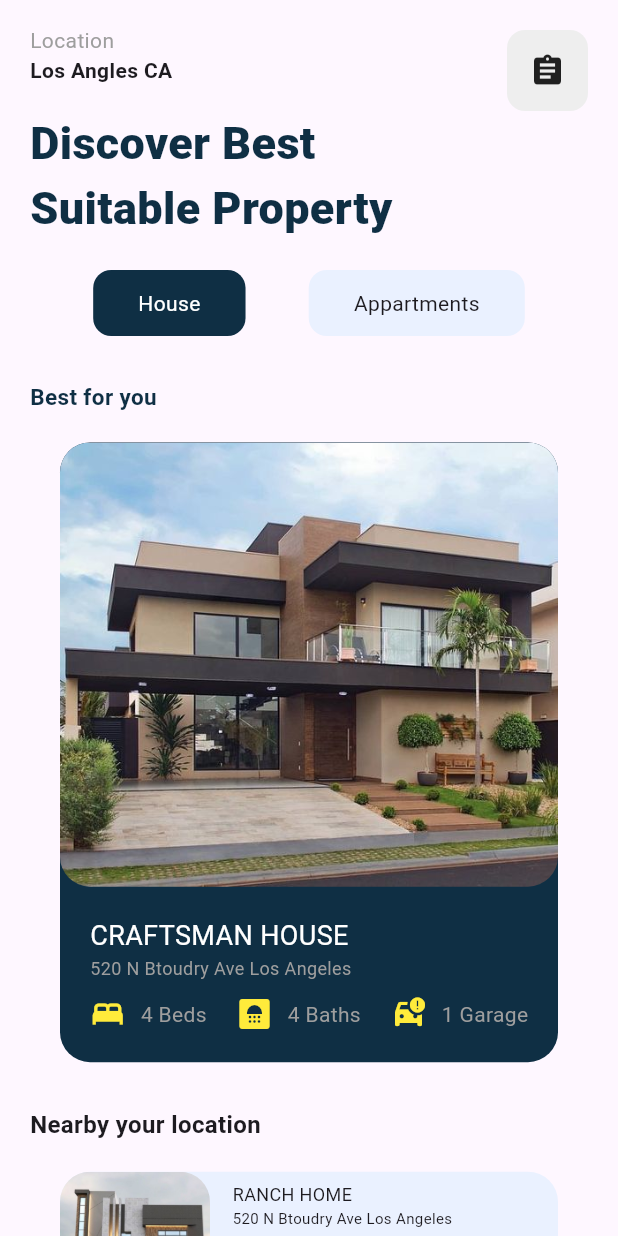
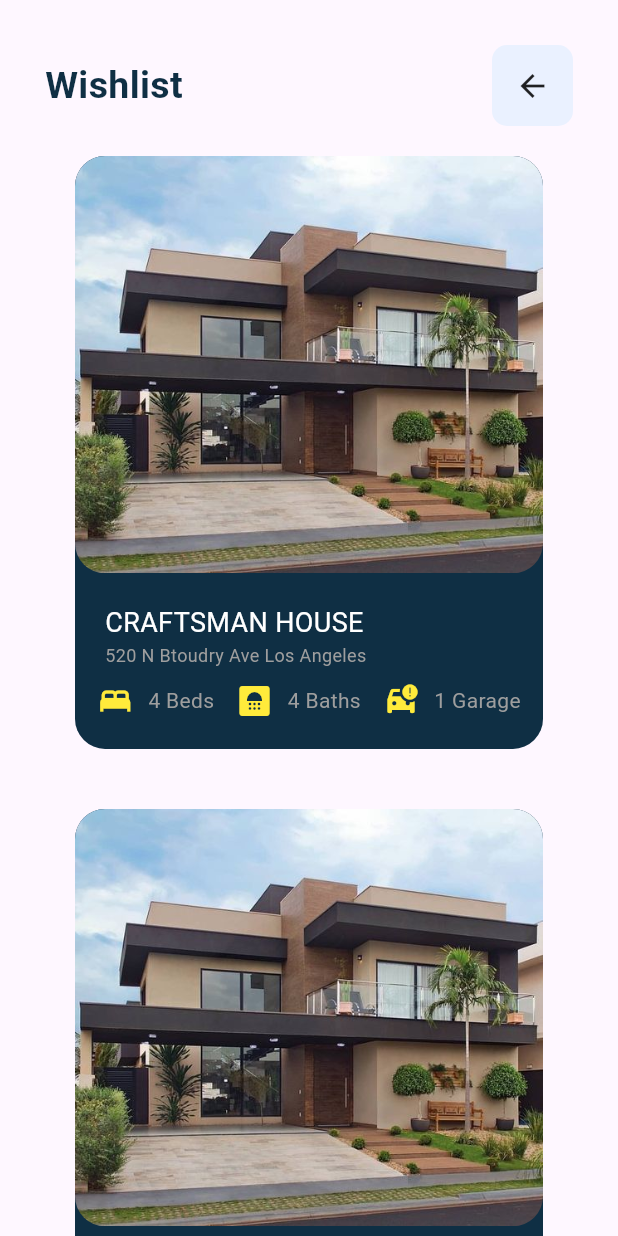
Before and after one commit to Muhammad-Usman08/Flutter-Assignment, a Flutter app: the screen it shows after launch, on a phone screen of 412 x 824 dp. Run offline on Flutter 3.47's test engine with Material 3 defaults, Android fonts, the phone set to English and light mode, and no system bars.

Commit message:
one screen left

```diff
--- a/Assignment-6/myapp/lib/components/container.dart
+++ b/Assignment-6/myapp/lib/components/container.dart
@@ -2,12 +2,12 @@ import 'package:flutter/material.dart';
 
 class MyContainer extends StatelessWidget {
   final dynamic image;
-  const MyContainer({super.key , required this.image});
+  const MyContainer({super.key, required this.image});
 
   @override
   Widget build(BuildContext context) {
     return Container(
-      margin: const EdgeInsets.only(left: 20, right: 20, top: 20 , bottom: 30),
+      margin: const EdgeInsets.only(left: 20, right: 20, top: 20, bottom: 20),
       decoration: BoxDecoration(
           color: const Color(0xFF0F2F44),
           borderRadius: BorderRadius.circular(20)),
@@ -16,7 +16,9 @@ class MyContainer extends StatelessWidget {
         children: [
           ClipRRect(
             borderRadius: BorderRadius.circular(20),
-            child: Image.asset('$image'),
+            child: Image.asset(
+              '$image',
+            ),
           ),
           Container(
             margin: const EdgeInsets.only(left: 20, top: 20),
--- a/Assignment-6/myapp/lib/main.dart
+++ b/Assignment-6/myapp/lib/main.dart
@@ -1,5 +1,7 @@
 import 'package:flutter/material.dart';
-import 'package:myapp/screens/discover_screens.dart';
+// import 'package:myapp/screens/details.dart';
+import 'package:myapp/screens/wish_list.dart';
+// import 'package:myapp/screens/discover_screens.dart';
 // import 'package:myapp/screens/login.dart';
 
 void main() {
@@ -14,7 +16,7 @@ class MyApp extends StatelessWidget {
     return const MaterialApp(
       debugShowCheckedModeBanner: false,
       title: 'Property App',
-      home: DiscoverScreen(),
+      home: WishList(),
     );
   }
 }
--- /dev/null
+++ b/Assignment-6/myapp/lib/screens/details.dart
@@ -0,0 +1,21 @@
+import 'package:flutter/material.dart';
+
+class Details extends StatelessWidget {
+  const Details({super.key});
+
+  @override
+  Widget build(BuildContext context) {
+    return Scaffold(
+      body: Column(
+        children: [
+          ClipRRect(
+              borderRadius: BorderRadius.circular(20),
+              child: Image.asset(
+                'assets/images/house-3.jpeg',
+                width: 300,
+              ))
+        ],
+      ),
+    );
+  }
+}
--- /dev/null
+++ b/Assignment-6/myapp/lib/screens/wish_list.dart
@@ -0,0 +1,54 @@
+import 'package:flutter/material.dart';
+import 'package:myapp/components/container.dart';
+
+class WishList extends StatelessWidget {
+  const WishList({super.key});
+
+  @override
+  Widget build(BuildContext context) {
+    return Scaffold(
+      body: SingleChildScrollView(
+        child: Container(
+          margin: const EdgeInsets.only(left: 30, right: 30, bottom: 30),
+          child: Column(
+            children: [
+              //Header
+              Container(
+                margin: const EdgeInsets.only(top: 30),
+                child: Row(
+                  mainAxisAlignment: MainAxisAlignment.spaceBetween,
+                  children: [
+                    const Text(
+                      'Wishlist',
+                      style: TextStyle(
+                          color: Color(0xFF0F2F44),
+                          fontSize: 25,
+                          fontWeight: FontWeight.w600),
+                    ),
+                    GestureDetector(
+                      onTap: () {},
+                      child: Container(
+                          padding: const EdgeInsets.only(
+                              top: 15, bottom: 15, left: 15, right: 15),
+                          decoration: BoxDecoration(
+                              borderRadius: BorderRadius.circular(10.0),
+                              color: const Color(0xFFEAF1FF)),
+                          child: const Icon(Icons.arrow_back)),
+                    )
+                  ],
+                ),
+              ),
+
+              const MyContainer(
+                image: 'assets/images/house-1.jpeg',
+              ),
+              const MyContainer(
+                image: 'assets/images/house-1.jpeg',
+              ),
+            ],
+          ),
+        ),
+      ),
+    );
+  }
+}
```
Also changed, not shown: Assignment-6/myapp/assets/images/hosue.PNG (added).
